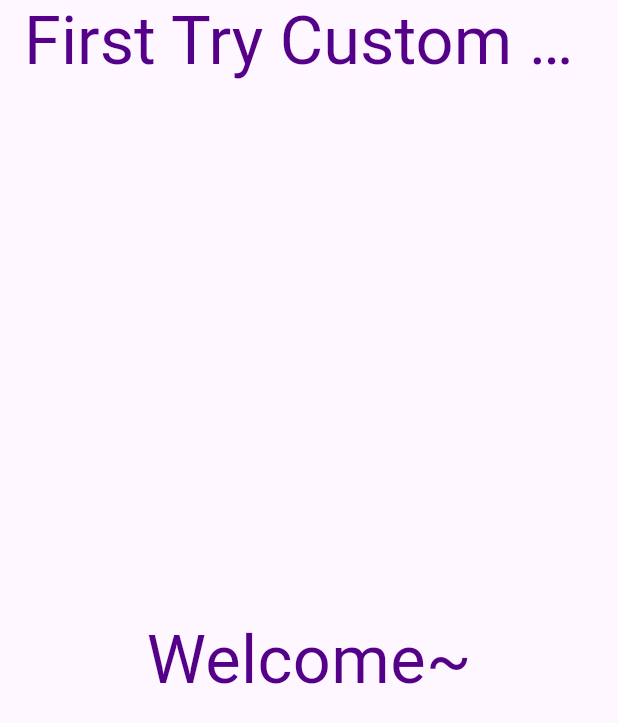
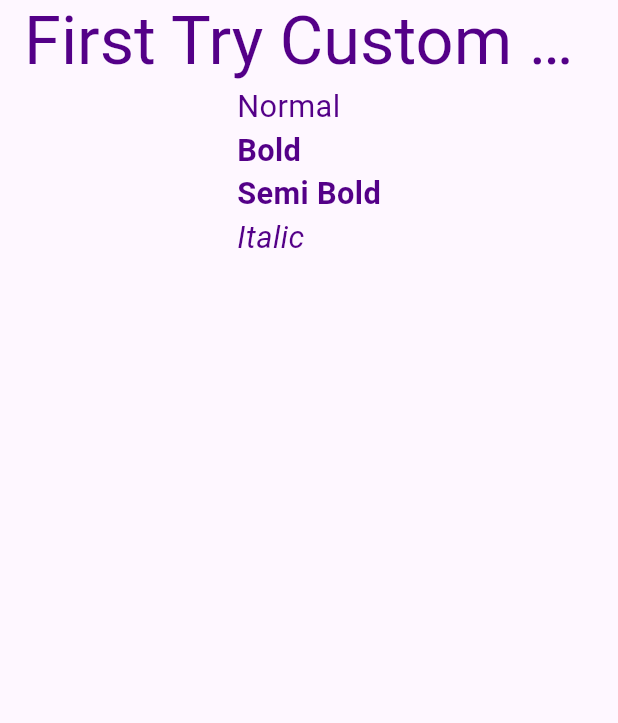
Before and after one commit to Codenames-Ren/assignment_flutter_3, a Flutter app: the screen it shows after launch, on a phone screen of 412 x 824 dp. Shown: the top 723 px of the screen. Run offline on Flutter 3.47's test engine with Material 3 defaults, Android fonts, the phone set to English and light mode, and no system bars.

Commit message:
nyoba textstyle font sekaligus coba panggil antar widget

```diff
--- a/lib/main.dart
+++ b/lib/main.dart
@@ -5,7 +5,7 @@ void main() {
 }
 
 class TryWidget extends StatelessWidget {
-  const new({super.key});
+  const TryWidget({super.key});
 
   @override
   Widget build(BuildContext context) {
@@ -22,16 +22,55 @@ class TryWidget extends StatelessWidget {
             ),
           ),
         ),
-        body: Center(
-          child: Text(
-            "Welcome~",
-            style: TextStyle(
-              fontSize: 44.5,
-              color: Color.fromRGBO(84, 0, 136, 1),
-            ),
-          ),
-        ),
+        body: Center(child: FontWidget()),
       ),
     );
   }
 }
+
+class FontWidget extends StatelessWidget {
+  const FontWidget({super.key});
+
+  @override
+  Widget build(BuildContext context) {
+    return const Column(
+      crossAxisAlignment: CrossAxisAlignment.start,
+      children: [
+        Text(
+          "Normal",
+          style: TextStyle(
+            fontSize: 20.5,
+            color: Color.fromRGBO(84, 0, 136, 1),
+          ),
+        ),
+
+        Text(
+          "Bold",
+          style: TextStyle(
+            fontSize: 20.5,
+            fontWeight: FontWeight.bold,
+            color: Color.fromRGBO(84, 0, 136, 1),
+          ),
+        ),
+
+        Text(
+          "Semi Bold",
+          style: TextStyle(
+            fontSize: 20.5,
+            fontWeight: FontWeight.w600,
+            color: Color.fromRGBO(84, 0, 136, 1),
+          ),
+        ),
+
+        Text(
+          "Italic",
+          style: TextStyle(
+            fontSize: 20.5,
+            fontStyle: FontStyle.italic,
+            color: Color.fromRGBO(84, 0, 136, 1),
+          ),
+        ),
+      ],
+    );
+  }
+}
```
